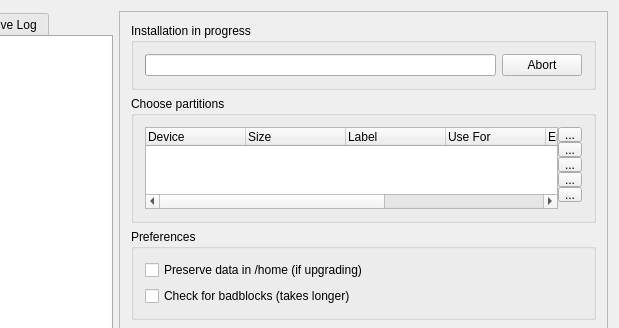
Above: meinstall.ui from gazelle-installer/gazelle-installer before the change; both pictures show x 81 to 700 and y 0 to 328 of the 700 by 500 pixel window. Below: the same form after it.
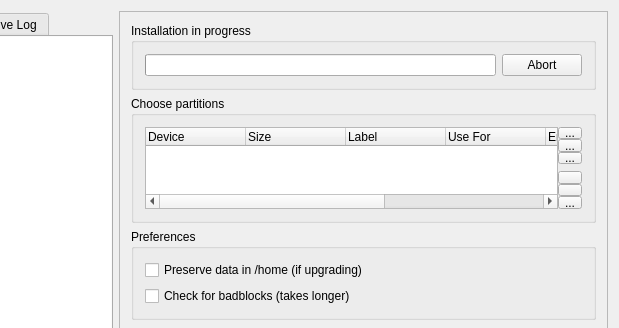
That is the form after the change. The open tabs and pages were chosen to show the change. Icons and pictures are not drawn. Custom widgets are drawn as their Qt base class.

Commit message: Fixed default layout mechanism. Added default layout button.

The edit to the form file:
```diff
--- a/meinstall.ui
+++ b/meinstall.ui
@@ -746,6 +746,13 @@
              <property name="spacing">
               <number>0</number>
              </property>
+             <item row="7" column="2">
+              <spacer name="verticalSpacer_5">
+               <property name="orientation">
+                <enum>Qt::Vertical</enum>
+               </property>
+              </spacer>
+             </item>
              <item row="1" column="2">
               <widget class="QToolButton" name="buttonPartClear">
                <property name="toolTip">
@@ -774,20 +781,6 @@
                </property>
               </widget>
              </item>
-             <item row="0" column="2">
-              <widget class="QToolButton" name="buttonRunParted">
-               <property name="toolTip">
-                <string>Run the partition tool.</string>
-               </property>
-               <property name="text">
-                <string>...</string>
-               </property>
-               <property name="icon">
-                <iconset theme="gparted">
-                 <normaloff>.</normaloff>.</iconset>
-               </property>
-              </widget>
-             </item>
              <item row="3" column="2">
               <widget class="QToolButton" name="buttonPartRemove">
                <property name="toolTip">
@@ -802,28 +795,18 @@
                </property>
               </widget>
              </item>
-             <item row="5" column="2">
+             <item row="10" column="2">
               <widget class="QToolButton" name="buttonPartReload">
                <property name="toolTip">
                 <string>Reload the existing setup for one or more disks.</string>
                </property>
-               <property name="text">
-                <string>...</string>
-               </property>
                <property name="icon">
                 <iconset theme="revert">
                  <normaloff>.</normaloff>.</iconset>
                </property>
               </widget>
              </item>
-             <item row="6" column="2">
-              <spacer name="verticalSpacer_5">
-               <property name="orientation">
-                <enum>Qt::Vertical</enum>
-               </property>
-              </spacer>
-             </item>
-             <item row="0" column="0" rowspan="7" colspan="2">
+             <item row="0" column="0" rowspan="13" colspan="2">
               <widget class="QTreeWidget" name="treePartitions">
                <column>
                 <property name="text">
@@ -862,6 +845,27 @@
                </column>
               </widget>
              </item>
+             <item row="12" column="2">
+              <widget class="QToolButton" name="buttonRunParted">
+               <property name="toolTip">
+                <string>Run the partition tool.</string>
+               </property>
+               <property name="text">
+                <string>...</string>
+               </property>
+               <property name="icon">
+                <iconset theme="gparted">
+                 <normaloff>.</normaloff>.</iconset>
+               </property>
+              </widget>
+             </item>
+             <item row="11" column="2">
+              <widget class="QToolButton" name="buttonPartDefault">
+               <property name="toolTip">
+                <string>Use the default partition layout.</string>
+               </property>
+              </widget>
+             </item>
             </layout>
            </widget>
           </item>
```
The commit also changes 2 other files.
